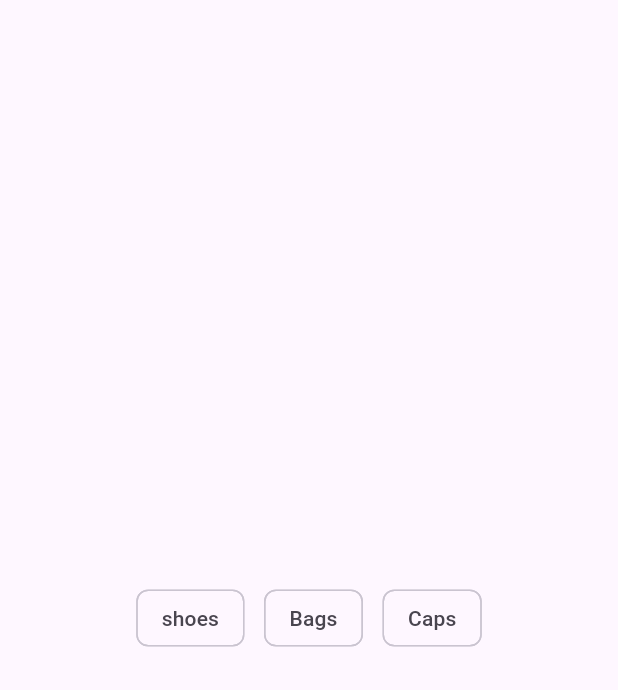
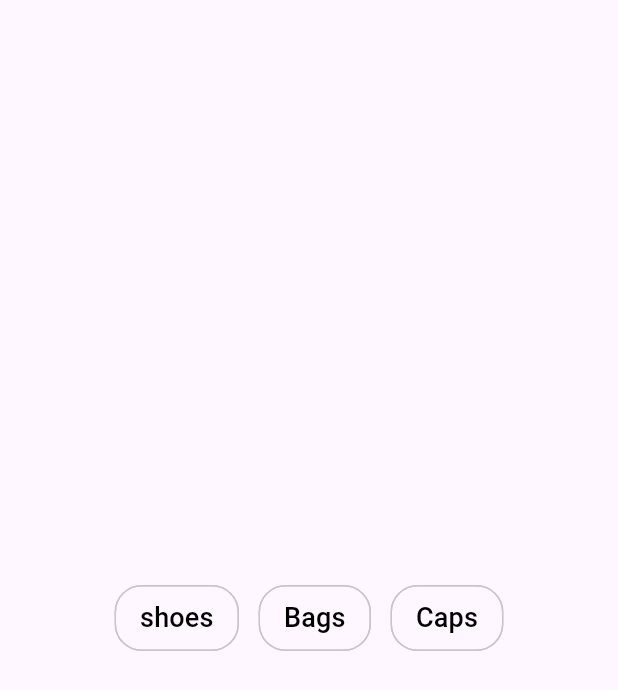
Before and after one commit to OurLokmanHossen/Flutter-Widgets, a Flutter app: the screen it shows after launch, on a phone screen of 412 x 824 dp. Shown: the top 690 px of the screen. Run offline on Flutter 3.47's test engine with Material 3 defaults, Android fonts, the phone set to English and light mode, and no system bars.

Commit message:
filterchipsupdate

```diff
--- a/lib/widgets/filter_chip_widget.dart
+++ b/lib/widgets/filter_chip_widget.dart
@@ -19,8 +19,14 @@ class _FilterChipWidgetState extends State<FilterChipWidget> {
           return FilterChip(
             selectedColor: Colors.red[100],
             showCheckmark: false,
+            shape: RoundedRectangleBorder(
+              borderRadius: BorderRadius.circular(18),
+            ),
             selected: selectedCategory.contains(category[index]),
-            label: Text(category[index]),
+            label: Text(
+              category[index],
+              style: TextStyle(fontSize: 18, color: Colors.black),
+            ),
             onSelected: (bool value) {
               setState(() {
                 if (value)
```
